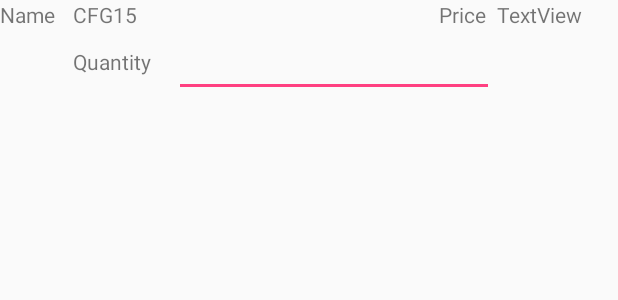
After one commit to Mumbai2017/team-15, an Android app: the layout single_row_order.xml on its own in the app's theme, with its tools: preview values and no code run, on a phone screen of 412 x 824 dp. The commit adds this screen. Shown: the top 300 px of the screen. Run offline under Robolectric (Android 15) with nearby library versions, the phone set to English and light mode, and no system bars.

Commit message:
second vinay

```diff
--- a/app/src/main/AndroidManifest.xml
+++ b/app/src/main/AndroidManifest.xml
@@ -16,6 +16,7 @@
                 <category android:name="android.intent.category.LAUNCHER" />
             </intent-filter>
         </activity>
+        <activity android:name="orderPlace.PlaceOrder"></activity>
     </application>
 
 </manifest>
--- /dev/null
+++ b/app/src/main/res/layout/single_row_order.xml
@@ -0,0 +1,61 @@
+<?xml version="1.0" encoding="utf-8"?>
+<RelativeLayout xmlns:android="http://schemas.android.com/apk/res/android"
+    android:layout_width="match_parent" android:layout_height="wrap_content">
+<RelativeLayout
+    android:layout_width="match_parent"
+    android:layout_height="wrap_content">
+    <TextView
+        android:id="@+id/textView"
+        android:layout_width="wrap_content"
+        android:layout_height="wrap_content"
+        android:layout_alignParentStart="true"
+        android:layout_alignParentTop="true"
+        android:text="Name" />
+
+    <TextView
+        android:id="@+id/textView2"
+        android:layout_width="wrap_content"
+        android:layout_height="wrap_content"
+        android:layout_marginEnd="88dp"
+        android:text="Price"
+        android:layout_alignParentTop="true"
+        android:layout_alignParentEnd="true" />
+
+    <TextView
+        android:id="@+id/item_name"
+        android:layout_width="wrap_content"
+        android:layout_height="wrap_content"
+        android:layout_alignParentTop="true"
+        android:layout_marginStart="12dp"
+        android:layout_toEndOf="@+id/textView"
+        android:text="@string/app_name" />
+
+    <TextView
+        android:id="@+id/item_price"
+        android:layout_width="wrap_content"
+        android:layout_height="wrap_content"
+        android:layout_alignParentEnd="true"
+        android:layout_alignParentTop="true"
+        android:layout_marginEnd="24dp"
+        android:text="TextView" />
+
+    <TextView
+        android:id="@+id/textView5"
+        android:layout_width="wrap_content"
+        android:layout_height="wrap_content"
+        android:layout_alignStart="@+id/item_name"
+        android:layout_below="@+id/item_name"
+        android:layout_marginTop="12dp"
+        android:text="Quantity" />
+
+    <EditText
+        android:id="@+id/item_quanity"
+        android:layout_width="wrap_content"
+        android:layout_height="wrap_content"
+        android:layout_below="@+id/textView2"
+        android:layout_marginStart="15dp"
+        android:layout_toEndOf="@+id/textView5"
+        android:ems="10"
+        android:inputType="number" />
+</RelativeLayout>
+</RelativeLayout>
```
Also changed, not shown: app/src/main/java/com/example/admin/cfg15/MainActivity.java (+7 -0 lines), app/src/main/java/orderPlace/Item.java (added, +62 -0 lines), app/src/main/java/orderPlace/PlaceOrder.java (added, +29 -0 lines), app/src/main/res/layout/activity_place_order.xml (added, +15 -0 lines).
